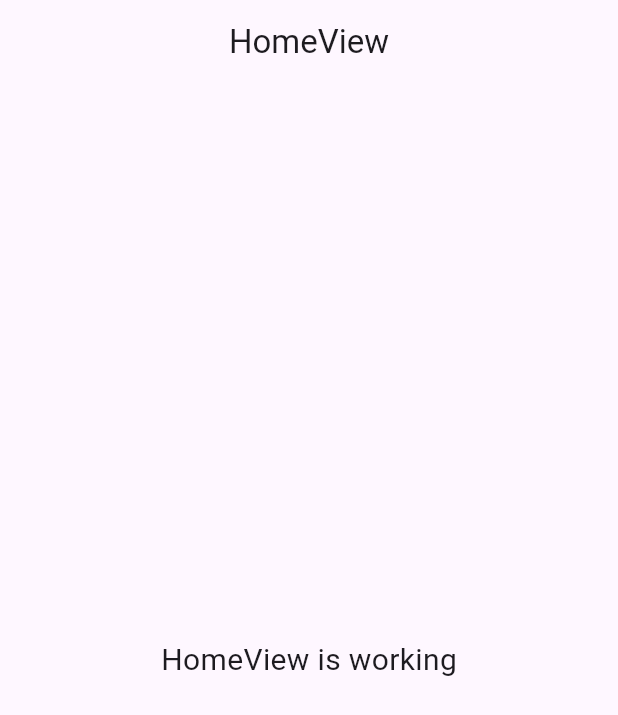
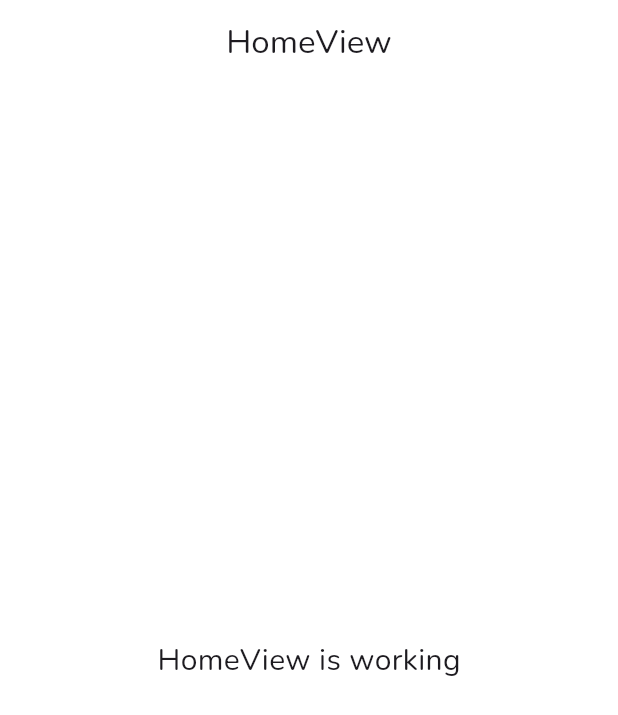
Before and after one commit to md-miyam/my_library, a Flutter app: the screen it shows after launch, on a phone screen of 412 x 824 dp. Shown: the top 715 px of the screen. Run offline on Flutter 3.47's test engine with Material 3 defaults, Android fonts, the phone set to English and light mode, and no system bars; our stand-ins replace flutter_screenutil, get.

```diff
--- /dev/null
+++ b/lib/app/data/image_path.dart
@@ -0,0 +1,6 @@
+class ImagePath {
+  static const String baseUrl = 'assets/images';
+  static const String institute = '$baseUrl/institute_logo.png';
+
+
+}
--- /dev/null
+++ b/lib/app/data/theme.dart
@@ -0,0 +1,53 @@
+import 'package:flutter/material.dart';
+import 'package:flutter_screenutil/flutter_screenutil.dart';
+import 'app_colors.dart';
+import 'app_text_styles.dart';
+
+ThemeData themeData() {
+  return ThemeData(
+    fontFamily: 'Nunito',
+    scaffoldBackgroundColor: AppColors.whiteColor,
+    appBarTheme: AppBarTheme(
+      backgroundColor: AppColors.whiteColor,
+      iconTheme: IconThemeData(color: AppColors.whiteColor),
+    ),
+    elevatedButtonTheme: ElevatedButtonThemeData(
+      style: ElevatedButton.styleFrom(
+        padding: const EdgeInsets.all(8),
+        backgroundColor: const Color(0xFFC0C6CD),
+        foregroundColor: AppColors.blackColor,
+        shape: RoundedRectangleBorder(borderRadius: BorderRadius.circular(8)),
+      ),
+    ),
+    inputDecorationTheme: InputDecorationTheme(
+      filled: true,
+      fillColor: AppColors.whiteColor,
+      contentPadding: const EdgeInsets.symmetric(horizontal: 16, vertical: 12),
+      border: OutlineInputBorder(
+        borderRadius: BorderRadius.circular(8),
+        borderSide: BorderSide(color: AppColors.greyButtonColor),
+      ),
+      enabledBorder: OutlineInputBorder(
+        borderRadius: BorderRadius.circular(8),
+        borderSide: BorderSide(color: AppColors.greyButtonColor),
+      ),
+      focusedBorder: OutlineInputBorder(
+        borderRadius: BorderRadius.circular(8),
+        borderSide: BorderSide(color: AppColors.greyButtonColor),
+      ),
+      hintStyle: const TextStyle(color: AppColors.hintTextColor),
+    ),
+    outlinedButtonTheme: OutlinedButtonThemeData(
+      style: OutlinedButton.styleFrom(
+        backgroundColor: AppColors.whiteColor,
+        foregroundColor: AppColors.blackColor,
+        padding: EdgeInsets.symmetric(vertical: 8.h),
+        side: const BorderSide(
+          color: AppColors.greyOutlineBorderColor,
+        ),
+        shape: RoundedRectangleBorder(borderRadius: BorderRadius.circular(4)),
+        textStyle: AppTextStyles.medium16,
+      ),
+    ),
+  );
+}
--- /dev/null
+++ b/lib/management.dart
@@ -0,0 +1,26 @@
+import 'package:flutter/cupertino.dart';
+import 'package:flutter/material.dart';
+import 'package:flutter_screenutil/flutter_screenutil.dart';
+import 'package:get/get.dart';
+import 'app/data/theme.dart';
+import 'app/routes/app_pages.dart';
+
+class Management extends StatelessWidget {
+  const Management({super.key});
+
+  @override
+  Widget build(BuildContext context) {
+    return ScreenUtilInit(
+      designSize: Size(375, 812),
+      minTextAdapt: true,
+      splitScreenMode: true,
+      builder: (context, child) => GetMaterialApp(
+        title: "Library",
+        theme: themeData(),
+        debugShowCheckedModeBanner: false,
+        initialRoute: AppPages.INITIAL,
+        getPages: AppPages.routes,
+      ),
+    );
+  }
+}
```
Also changed, not shown: lib/app/data/app_colors.dart (added, +11 -0 lines), lib/app/data/app_text_styles.dart (added, +130 -0 lines), lib/app/modules/common_widget/custom_app_bar.dart (added, +49 -0 lines), lib/app/modules/common_widget/custom_elevated_button.dart (added, +28 -0 lines), lib/app/modules/common_widget/custom_rich_text.dart (added, +57 -0 lines), lib/app/modules/common_widget/custom_text_field.dart (added, +43 -0 lines), lib/main.dart (+2 -11 lines), pubspec.yaml (+61 -13 lines), assets/images/institute_logo.png (added), pubspec.lock, 1 other file.
